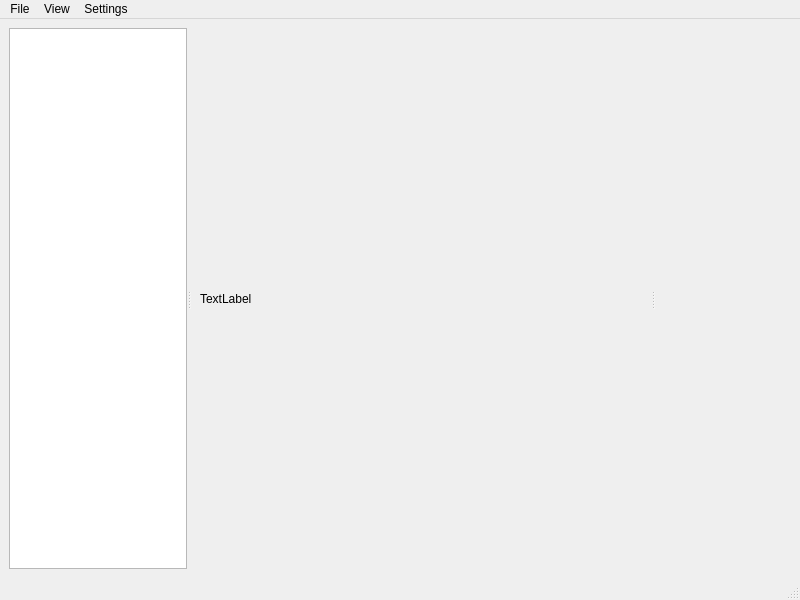
Qt form view/main_window/main_window.ui (nextfoam/baram) before a commit.
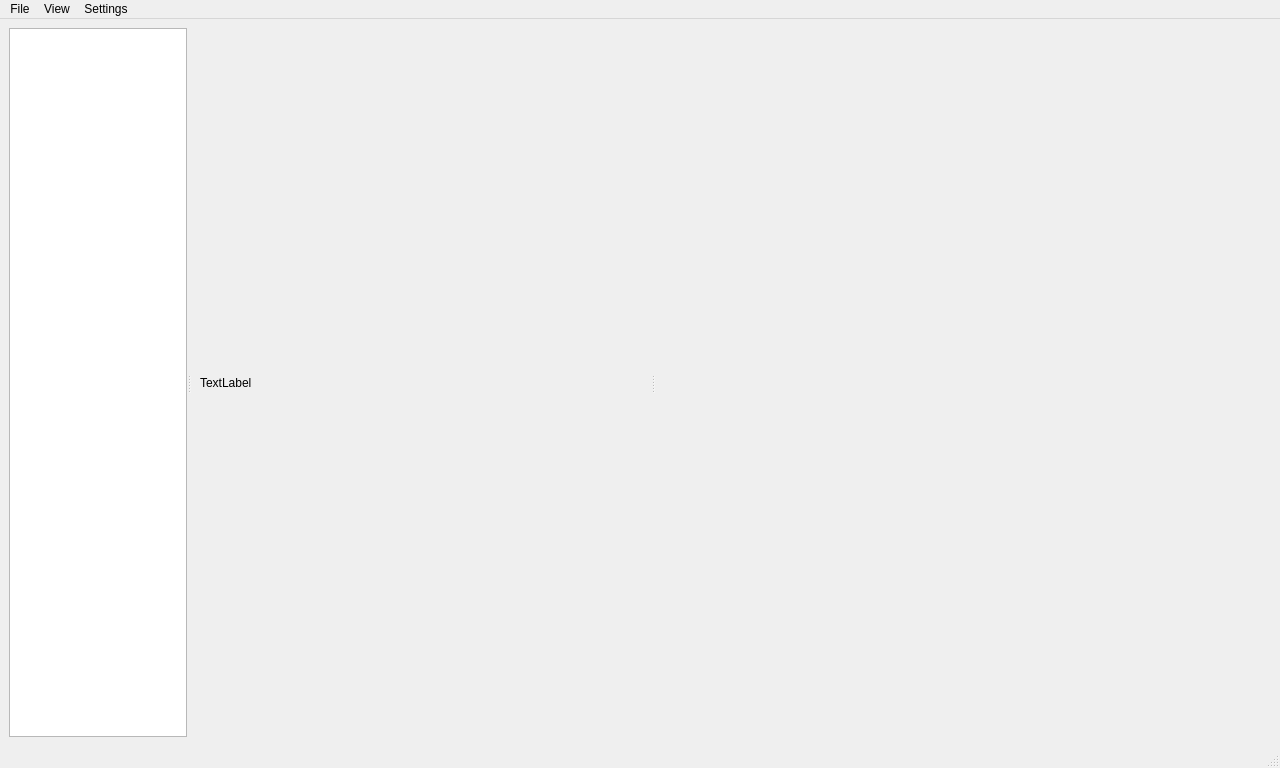
The same form after that commit.

What changed in the file:
```diff
--- a/view/main_window/main_window.ui
+++ b/view/main_window/main_window.ui
@@ -6,8 +6,8 @@
    <rect>
     <x>0</x>
     <y>0</y>
-    <width>800</width>
-    <height>600</height>
+    <width>1280</width>
+    <height>768</height>
    </rect>
   </property>
   <property name="sizePolicy">
@@ -169,7 +169,7 @@
     <rect>
      <x>0</x>
      <y>0</y>
-     <width>800</width>
+     <width>1280</width>
      <height>22</height>
     </rect>
    </property>
```
